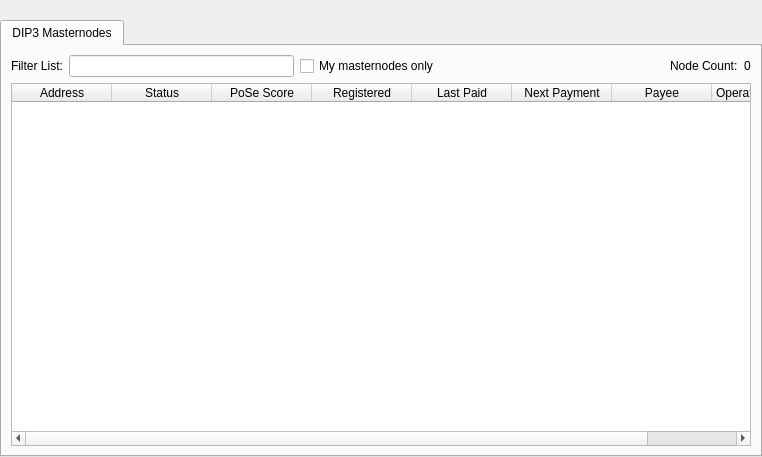
Above: src/qt/forms/masternodelist.ui from devilking6105/HTH before the change. Below: the same form after it.
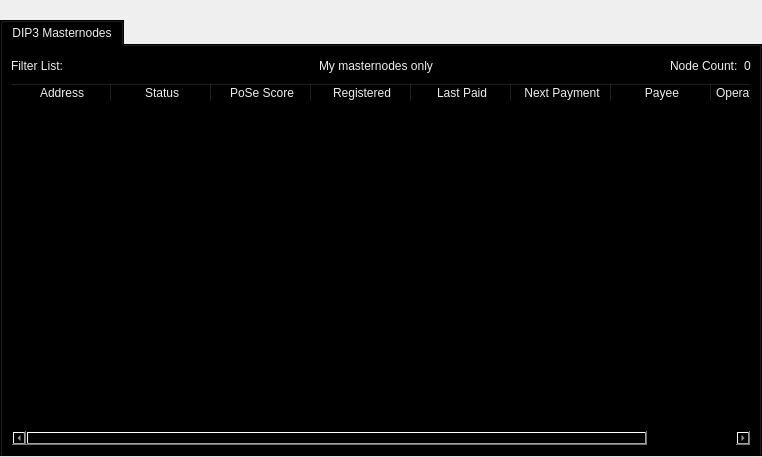
That is the form after the change.

What changed in the file:
```diff
--- a/src/qt/forms/masternodelist.ui
+++ b/src/qt/forms/masternodelist.ui
@@ -46,6 +46,13 @@
      </item>
      <item>
       <widget class="QTabWidget" name="tabWidget">
+       <property name="autoFillBackground">
+        <bool>false</bool>
+       </property>
+       <property name="styleSheet">
+        <string notr="true">background-color: rgb(0, 0, 0);
+color: rgb(238, 238, 236);</string>
+       </property>
        <property name="currentIndex">
         <number>0</number>
        </property>
```
